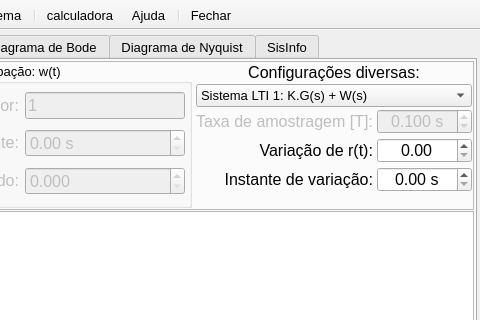
Before: the Qt Designer form MainWindow.ui in miguelmoreto/labcontrole, drawn with Qt 5; both pictures show x 320 to 800 and y 0 to 320 of the 800 by 600 pixel window.
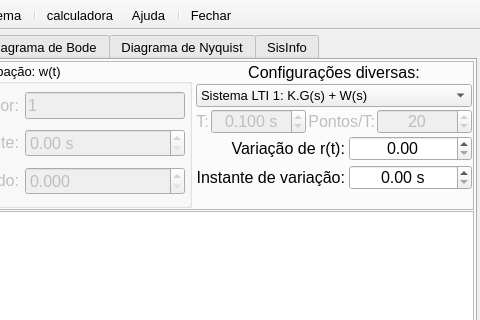
After: the same form once the commit is applied. The open tabs and pages were chosen to show the change. Icons and pictures are not drawn. Custom widgets are drawn as their Qt base class.

Commit message: Added points/dT field in UI. Updated UI to react with changes in dT and points/dT. Renamed Sistema.py

The edit to the form file:
```diff
--- a/MainWindow.ui
+++ b/MainWindow.ui
@@ -672,6 +672,175 @@
                </item>
               </widget>
              </item>
+             <item>
+              <layout class="QHBoxLayout" name="horizontalLayout_8">
+               <property name="topMargin">
+                <number>0</number>
+               </property>
+               <item>
+                <widget class="QLabel" name="labelTk">
+                 <property name="enabled">
+                  <bool>false</bool>
+                 </property>
+                 <property name="sizePolicy">
+                  <sizepolicy hsizetype="Preferred" vsizetype="Preferred">
+                   <horstretch>0</horstretch>
+                   <verstretch>0</verstretch>
+                  </sizepolicy>
+                 </property>
+                 <property name="minimumSize">
+                  <size>
+                   <width>0</width>
+                   <height>0</height>
+                  </size>
+                 </property>
+                 <property name="maximumSize">
+                  <size>
+                   <width>16777215</width>
+                   <height>25</height>
+                  </size>
+                 </property>
+                 <property name="font">
+                  <font>
+                   <pointsize>12</pointsize>
+                  </font>
+                 </property>
+                 <property name="toolTip">
+                  <string>Taxa de amostragem do sistema discreto</string>
+                 </property>
+                 <property name="text">
+                  <string>T:</string>
+                 </property>
+                 <property name="alignment">
+                  <set>Qt::AlignCenter</set>
+                 </property>
+                </widget>
+               </item>
+               <item>
+                <widget class="QDoubleSpinBox" name="doubleSpinBoxTk">
+                 <property name="enabled">
+                  <bool>false</bool>
+                 </property>
+                 <property name="sizePolicy">
+                  <sizepolicy hsizetype="Expanding" vsizetype="Minimum">
+                   <horstretch>0</horstretch>
+                   <verstretch>0</verstretch>
+                  </sizepolicy>
+                 </property>
+                 <property name="minimumSize">
+                  <size>
+                   <width>0</width>
+                   <height>25</height>
+                  </size>
+                 </property>
+                 <property name="maximumSize">
+                  <size>
+                   <width>16777215</width>
+                   <height>25</height>
+                  </size>
+                 </property>
+                 <property name="font">
+                  <font>
+                   <pointsize>12</pointsize>
+                  </font>
+                 </property>
+                 <property name="toolTip">
+                  <string>Entre com a taxa de amostragem do sistema discreto em segundos</string>
+                 </property>
+                 <property name="alignment">
+                  <set>Qt::AlignCenter</set>
+                 </property>
+                 <property name="suffix">
+                  <string> s</string>
+                 </property>
+                 <property name="decimals">
+                  <number>3</number>
+                 </property>
+                 <property name="singleStep">
+                  <double>0.050000000000000</double>
+                 </property>
+                 <property name="value">
+                  <double>0.100000000000000</double>
+                 </property>
+                </widget>
+               </item>
+               <item>
+                <widget class="QLabel" name="labelPtTk">
+                 <property name="enabled">
+                  <bool>false</bool>
+                 </property>
+                 <property name="minimumSize">
+                  <size>
+                   <width>0</width>
+                   <height>25</height>
+                  </size>
+                 </property>
+                 <property name="maximumSize">
+                  <size>
+                   <width>16777215</width>
+                   <height>25</height>
+                  </size>
+                 </property>
+                 <property name="font">
+                  <font>
+                   <pointsize>12</pointsize>
+                  </font>
+                 </property>
+                 <property name="toolTip">
+                  <string>Número de pontos por T (taxa de amostragem) na simulação discreta</string>
+                 </property>
+                 <property name="text">
+                  <string>Pontos/T:</string>
+                 </property>
+                 <property name="alignment">
+                  <set>Qt::AlignRight|Qt::AlignTrailing|Qt::AlignVCenter</set>
+                 </property>
+                </widget>
+               </item>
+               <item>
+                <widget class="QSpinBox" name="spinBoxPtTk">
+                 <property name="enabled">
+                  <bool>false</bool>
+                 </property>
+                 <property name="sizePolicy">
+                  <sizepolicy hsizetype="Expanding" vsizetype="Fixed">
+                   <horstretch>0</horstretch>
+                   <verstretch>0</verstretch>
+                  </sizepolicy>
+                 </property>
+                 <property name="minimumSize">
+                  <size>
+                   <width>0</width>
+                   <height>25</height>
+                  </size>
+                 </property>
+                 <property name="maximumSize">
+                  <size>
+                   <width>16777215</width>
+                   <height>25</height>
+                  </size>
+                 </property>
+                 <property name="font">
+                  <font>
+                   <pointsize>12</pointsize>
+                  </font>
+                 </property>
+                 <property name="toolTip">
+                  <string>Entre com o número de pontos por T (taxa de amostragem) na simulação discreta</string>
+                 </property>
+                 <property name="alignment">
+                  <set>Qt::AlignCenter</set>
+                 </property>
+                 <property name="maximum">
+                  <number>999</number>
+                 </property>
+                 <property name="value">
+                  <number>20</number>
+                 </property>
+                </widget>
+               </item>
+              </layout>
+             </item>
              <item>
               <layout class="QGridLayout" name="gridLayout_9" columnminimumwidth="0,0">
                <property name="leftMargin">
@@ -749,54 +918,6 @@
                  </property>
                 </widget>
                </item>
-               <item row="1" column="1">
-                <widget class="QDoubleSpinBox" name="doubleSpinBoxTk">
-                 <property name="enabled">
-                  <bool>false</bool>
-                 </property>
-                 <property name="sizePolicy">
-                  <sizepolicy hsizetype="Expanding" vsizetype="Minimum">
-                   <horstretch>0</horstretch>
-                   <verstretch>0</verstretch>
-                  </sizepolicy>
-                 </property>
-                 <property name="minimumSize">
-                  <size>
-                   <width>0</width>
-                   <height>25</height>
-                  </size>
-                 </property>
-                 <property name="maximumSize">
-                  <size>
-                   <width>16777215</width>
-                   <height>25</height>
-                  </size>
-                 </property>
-                 <property name="font">
-                  <font>
-                   <pointsize>12</pointsize>
-                  </font>
-                 </property>
-                 <property name="toolTip">
-                  <string>Entre com a taxa de amostragem do sistema discreto em segundos</string>
-                 </property>
-                 <property name="alignment">
-                  <set>Qt::AlignCenter</set>
-                 </property>
-                 <property name="suffix">
-                  <string> s</string>
-                 </property>
-                 <property name="decimals">
-                  <number>3</number>
-                 </property>
-                 <property name="singleStep">
-                  <double>0.050000000000000</double>
-                 </property>
-                 <property name="value">
-                  <double>0.100000000000000</double>
-                 </property>
-                </widget>
-               </item>
                <item row="4" column="0">
                 <spacer name="verticalSpacer_20">
                  <property name="orientation">
@@ -810,45 +931,6 @@
                  </property>
                 </spacer>
                </item>
-               <item row="1" column="0">
-                <widget class="QLabel" name="labelTk">
-                 <property name="enabled">
-                  <bool>false</bool>
-                 </property>
-                 <property name="sizePolicy">
-                  <sizepolicy hsizetype="Preferred" vsizetype="Preferred">
-                   <horstretch>0</horstretch>
-                   <verstretch>0</verstretch>
-                  </sizepolicy>
-                 </property>
-                 <property name="minimumSize">
-                  <size>
-                   <width>0</width>
-                   <height>0</height>
-                  </size>
-                 </property>
-                 <property name="maximumSize">
-                  <size>
-                   <width>16777215</width>
-                   <height>25</height>
-                  </size>
-                 </property>
-                 <property name="font">
-                  <font>
-                   <pointsize>12</pointsize>
-                  </font>
-                 </property>
-                 <property name="toolTip">
-                  <string>Taxa de amostragem do sistema discreto</string>
-                 </property>
-                 <property name="text">
-                  <string>Taxa de amostragem [T]:</string>
-                 </property>
-                 <property name="alignment">
-                  <set>Qt::AlignCenter</set>
-                 </property>
-                </widget>
-               </item>
                <item row="3" column="0">
                 <widget class="QLabel" name="labelDeltaRtime">
                  <property name="maximumSize">
```
Left out of the diff: 15 changed lines with no effect on the pictures. The commit also changes 4 other files.
